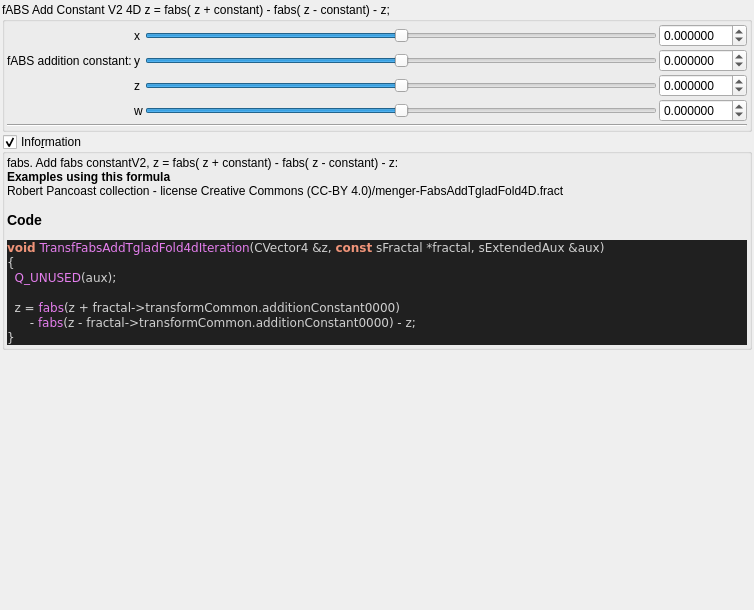
buddhi1980/mandelbulber2, file mandelbulber2/formula/ui/fractal_transf_fabs_add_tglad_fold4d.ui: the form before one commit.
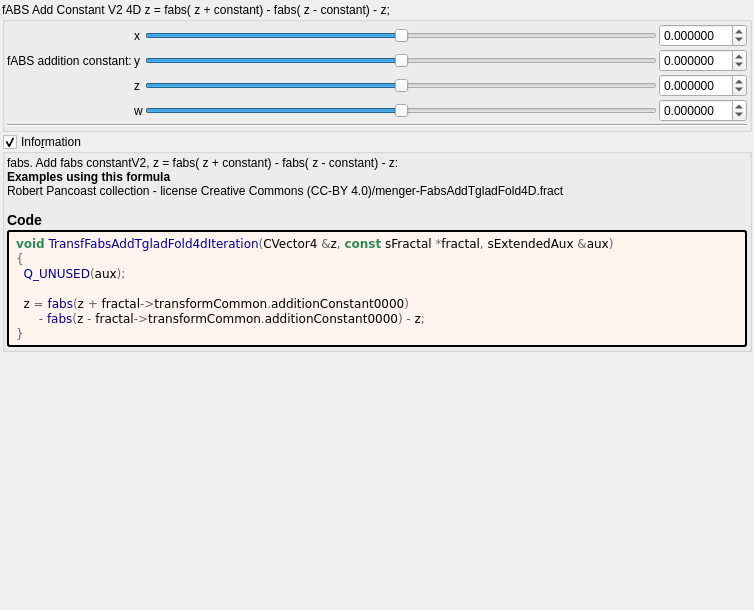
The form after the commit. Custom widgets are drawn as their Qt base class.

What changed in the file:
```diff
--- a/mandelbulber2/formula/ui/fractal_transf_fabs_add_tglad_fold4d.ui
+++ b/mandelbulber2/formula/ui/fractal_transf_fabs_add_tglad_fold4d.ui
@@ -327,19 +327,34 @@
        <number>2</number>
       </property>
       <item>
-       <widget class="QLabel" name="label_code_content">
+	   <widget class="QLabel" name="label_information_general">
         <property name="text">
          <string notr="true">&lt;p&gt;fabs.  Add fabs constantV2,  z = fabs( z + constant) - fabs( z - constant) - z:&lt;/p&gt;&lt;table&gt;
 &lt;/table&gt;
-&lt;br&gt;&lt;b&gt;Examples using this formula&lt;/b&gt;&lt;br&gt;Robert Pancoast collection - license Creative Commons (CC-BY 4.0)/menger-FabsAddTgladFold4D.fract&lt;h3&gt;Code&lt;/h3&gt;
-&lt;body style=&quot;background-color:#202020&quot;&gt;
-&lt;pre style=&quot;color:#d0d0d0; background-color:#202020;  font-family:'Courier New',monospace;&quot;&gt;&lt;span style=&quot;color:#f09479; font-weight:bold&quot;&gt;void&lt;/span&gt; &lt;span style=&quot;color:#e47eed&quot;&gt;TransfFabsAddTgladFold4dIteration&lt;/span&gt;&lt;span style=&quot;color:#d0d0d0&quot;&gt;(&lt;/span&gt;CVector4 &lt;span style=&quot;color:#d0d0d0&quot;&gt;&amp;amp;&lt;/span&gt;z&lt;span style=&quot;color:#d0d0d0&quot;&gt;,&lt;/span&gt; &lt;span style=&quot;color:#f09479; font-weight:bold&quot;&gt;const&lt;/span&gt; sFractal &lt;span style=&quot;color:#d0d0d0&quot;&gt;*&lt;/span&gt;fractal&lt;span style=&quot;color:#d0d0d0&quot;&gt;,&lt;/span&gt; sExtendedAux &lt;span style=&quot;color:#d0d0d0&quot;&gt;&amp;amp;&lt;/span&gt;aux&lt;span style=&quot;color:#d0d0d0&quot;&gt;)&lt;/span&gt;
-&lt;span style=&quot;color:#d0d0d0&quot;&gt;{&lt;/span&gt;
-  &lt;span style=&quot;color:#e47eed&quot;&gt;Q_UNUSED&lt;/span&gt;&lt;span style=&quot;color:#d0d0d0&quot;&gt;(&lt;/span&gt;aux&lt;span style=&quot;color:#d0d0d0&quot;&gt;);&lt;/span&gt;
+&lt;br&gt;&lt;b&gt;Examples using this formula&lt;/b&gt;&lt;br&gt;Robert Pancoast collection - license Creative Commons (CC-BY 4.0)/menger-FabsAddTgladFold4D.fract&lt;h3&gt;Code&lt;/h3&gt;</string>
+		</property>
+		<property name="wordWrap">
+		 <bool>true</bool>
+		</property>
+		<property name="openExternalLinks">
+		 <bool>true</bool>
+		</property>
+		<property name="textInteractionFlags">
+		 <set>Qt::LinksAccessibleByMouse|Qt::TextSelectableByMouse</set>
+		</property>
+		</widget>
+	   </item>
+	   <item>
+	    <widget class="QLabel" name="label_code_content">
+		 <property name="text">
+		  <string notr="true">&lt;body style=&quot;background-color:#fff5ee&quot;&gt;
+&lt;pre style=&quot;color:#000000; background-color:#fff5ee;  font-family:'Courier New',monospace;&quot;&gt;&lt;span style=&quot;color:#2e8b57; font-weight:bold&quot;&gt;void&lt;/span&gt; &lt;span style=&quot;color:#00008f&quot;&gt;TransfFabsAddTgladFold4dIteration&lt;/span&gt;&lt;span style=&quot;color:#676767&quot;&gt;(&lt;/span&gt;CVector4 &lt;span style=&quot;color:#676767&quot;&gt;&amp;amp;&lt;/span&gt;z&lt;span style=&quot;color:#676767&quot;&gt;,&lt;/span&gt; &lt;span style=&quot;color:#2e8b57; font-weight:bold&quot;&gt;const&lt;/span&gt; sFractal &lt;span style=&quot;color:#676767&quot;&gt;*&lt;/span&gt;fractal&lt;span style=&quot;color:#676767&quot;&gt;,&lt;/span&gt; sExtendedAux &lt;span style=&quot;color:#676767&quot;&gt;&amp;amp;&lt;/span&gt;aux&lt;span style=&quot;color:#676767&quot;&gt;)&lt;/span&gt;
+&lt;span style=&quot;color:#676767&quot;&gt;{&lt;/span&gt;
+  &lt;span style=&quot;color:#00008f&quot;&gt;Q_UNUSED&lt;/span&gt;&lt;span style=&quot;color:#676767&quot;&gt;(&lt;/span&gt;aux&lt;span style=&quot;color:#676767&quot;&gt;);&lt;/span&gt;
 
-  z &lt;span style=&quot;color:#d0d0d0&quot;&gt;=&lt;/span&gt; &lt;span style=&quot;color:#e47eed&quot;&gt;fabs&lt;/span&gt;&lt;span style=&quot;color:#d0d0d0&quot;&gt;(&lt;/span&gt;z &lt;span style=&quot;color:#d0d0d0&quot;&gt;+&lt;/span&gt; fractal&lt;span style=&quot;color:#d0d0d0&quot;&gt;-&amp;gt;&lt;/span&gt;transformCommon&lt;span style=&quot;color:#d0d0d0&quot;&gt;.&lt;/span&gt;additionConstant0000&lt;span style=&quot;color:#d0d0d0&quot;&gt;)&lt;/span&gt;
-      &lt;span style=&quot;color:#d0d0d0&quot;&gt;-&lt;/span&gt; &lt;span style=&quot;color:#e47eed&quot;&gt;fabs&lt;/span&gt;&lt;span style=&quot;color:#d0d0d0&quot;&gt;(&lt;/span&gt;z &lt;span style=&quot;color:#d0d0d0&quot;&gt;-&lt;/span&gt; fractal&lt;span style=&quot;color:#d0d0d0&quot;&gt;-&amp;gt;&lt;/span&gt;transformCommon&lt;span style=&quot;color:#d0d0d0&quot;&gt;.&lt;/span&gt;additionConstant0000&lt;span style=&quot;color:#d0d0d0&quot;&gt;) -&lt;/span&gt; z&lt;span style=&quot;color:#d0d0d0&quot;&gt;;&lt;/span&gt;
-&lt;span style=&quot;color:#d0d0d0&quot;&gt;}&lt;/span&gt;
+  z &lt;span style=&quot;color:#676767&quot;&gt;=&lt;/span&gt; &lt;span style=&quot;color:#00008f&quot;&gt;fabs&lt;/span&gt;&lt;span style=&quot;color:#676767&quot;&gt;(&lt;/span&gt;z &lt;span style=&quot;color:#676767&quot;&gt;+&lt;/span&gt; fractal&lt;span style=&quot;color:#676767&quot;&gt;-&amp;gt;&lt;/span&gt;transformCommon&lt;span style=&quot;color:#676767&quot;&gt;.&lt;/span&gt;additionConstant0000&lt;span style=&quot;color:#676767&quot;&gt;)&lt;/span&gt;
+      &lt;span style=&quot;color:#676767&quot;&gt;-&lt;/span&gt; &lt;span style=&quot;color:#00008f&quot;&gt;fabs&lt;/span&gt;&lt;span style=&quot;color:#676767&quot;&gt;(&lt;/span&gt;z &lt;span style=&quot;color:#676767&quot;&gt;-&lt;/span&gt; fractal&lt;span style=&quot;color:#676767&quot;&gt;-&amp;gt;&lt;/span&gt;transformCommon&lt;span style=&quot;color:#676767&quot;&gt;.&lt;/span&gt;additionConstant0000&lt;span style=&quot;color:#676767&quot;&gt;) -&lt;/span&gt; z&lt;span style=&quot;color:#676767&quot;&gt;;&lt;/span&gt;
+&lt;span style=&quot;color:#676767&quot;&gt;}&lt;/span&gt;
 &lt;/pre&gt;
 &lt;/body&gt;</string>
         </property>
@@ -352,6 +367,9 @@
         <property name="textInteractionFlags">
          <set>Qt::LinksAccessibleByMouse|Qt::TextSelectableByMouse</set>
         </property>
+		 <property name="styleSheet">
+		  <string notr="true">border-style: outset; border-width: 2px; border-radius: 3px; border-color: black; background-color: #fff5ee; padding: 4px;</string>
+		  </property>
        </widget>
       </item>
      </layout>
```
Lines whose indentation alone changed are shown as unchanged.
